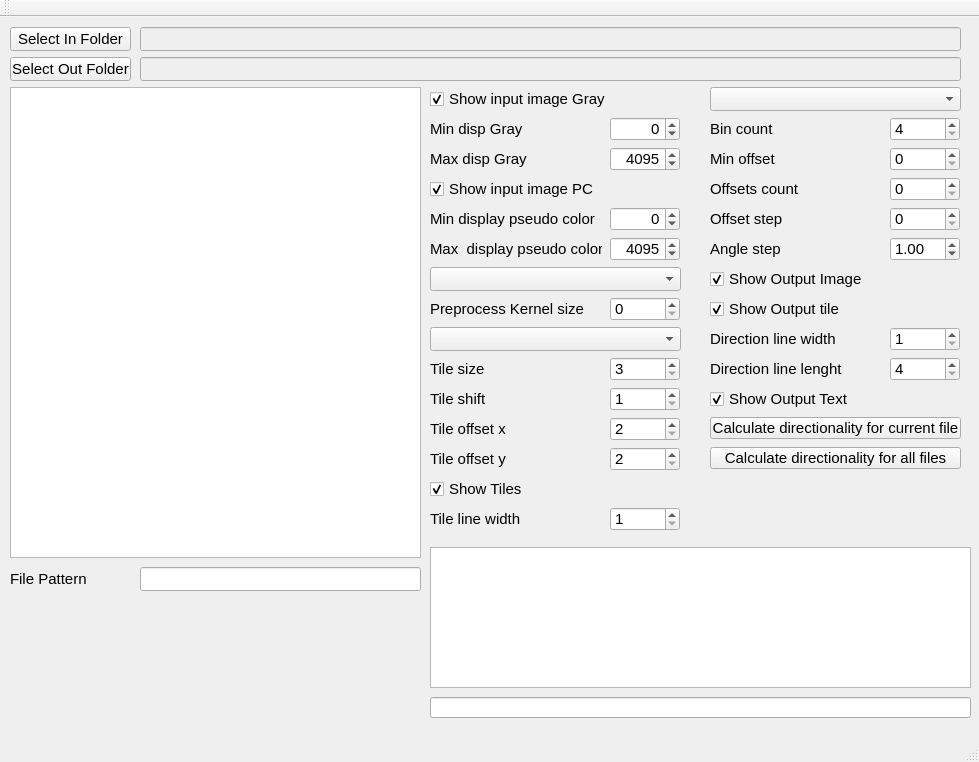
marcinkociolek/DirectionalityDetectionGui, file mainwindow.ui: the form before one commit.
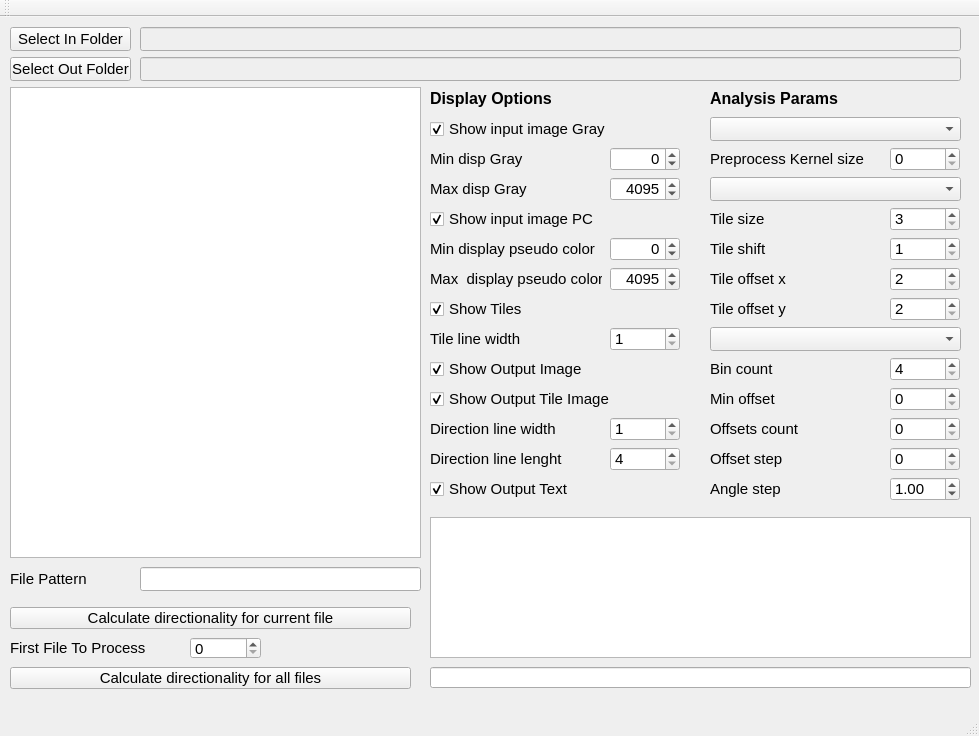
The form after the commit.

Commit message: Finalizing interface

Diff of the .ui file:
```diff
--- a/mainwindow.ui
+++ b/mainwindow.ui
@@ -7,7 +7,7 @@
     <x>0</x>
     <y>0</y>
     <width>979</width>
-    <height>762</height>
+    <height>736</height>
    </rect>
   </property>
   <property name="font">
@@ -85,7 +85,7 @@
     <property name="geometry">
      <rect>
       <x>430</x>
-      <y>70</y>
+      <y>100</y>
       <width>181</width>
       <height>24</height>
      </rect>
@@ -101,7 +101,7 @@
     <property name="geometry">
      <rect>
       <x>430</x>
-      <y>160</y>
+      <y>190</y>
       <width>181</width>
       <height>24</height>
      </rect>
@@ -117,7 +117,7 @@
     <property name="geometry">
      <rect>
       <x>610</x>
-      <y>190</y>
+      <y>220</y>
       <width>70</width>
       <height>24</height>
      </rect>
@@ -144,7 +144,7 @@
     <property name="geometry">
      <rect>
       <x>610</x>
-      <y>100</y>
+      <y>130</y>
       <width>70</width>
       <height>24</height>
      </rect>
@@ -171,7 +171,7 @@
     <property name="geometry">
      <rect>
       <x>430</x>
-      <y>130</y>
+      <y>160</y>
       <width>172</width>
       <height>24</height>
      </rect>
@@ -189,7 +189,7 @@
     <property name="geometry">
      <rect>
       <x>430</x>
-      <y>220</y>
+      <y>250</y>
       <width>172</width>
       <height>24</height>
      </rect>
@@ -207,7 +207,7 @@
     <property name="geometry">
      <rect>
       <x>430</x>
-      <y>100</y>
+      <y>130</y>
       <width>172</width>
       <height>24</height>
      </rect>
@@ -228,7 +228,7 @@
     <property name="geometry">
      <rect>
       <x>610</x>
-      <y>220</y>
+      <y>250</y>
       <width>70</width>
       <height>24</height>
      </rect>
@@ -255,7 +255,7 @@
     <property name="geometry">
      <rect>
       <x>610</x>
-      <y>130</y>
+      <y>160</y>
       <width>70</width>
       <height>24</height>
      </rect>
@@ -282,7 +282,7 @@
     <property name="geometry">
      <rect>
       <x>430</x>
-      <y>190</y>
+      <y>220</y>
       <width>172</width>
       <height>24</height>
      </rect>
@@ -302,8 +302,8 @@
    <widget class="QComboBox" name="comboBoxPreprocessType">
     <property name="geometry">
      <rect>
-      <x>430</x>
-      <y>250</y>
+      <x>710</x>
+      <y>100</y>
       <width>251</width>
       <height>24</height>
      </rect>
@@ -312,8 +312,8 @@
    <widget class="QComboBox" name="comboBoxTileShape">
     <property name="geometry">
      <rect>
-      <x>430</x>
-      <y>310</y>
+      <x>710</x>
+      <y>160</y>
       <width>251</width>
       <height>24</height>
      </rect>
@@ -322,8 +322,8 @@
    <widget class="QSpinBox" name="spinBoxPreprocessKernelSize">
     <property name="geometry">
      <rect>
-      <x>610</x>
-      <y>280</y>
+      <x>890</x>
+      <y>130</y>
       <width>70</width>
       <height>24</height>
      </rect>
@@ -337,8 +337,8 @@
    <widget class="QLabel" name="labelMaxPreprocessKernelSize">
     <property name="geometry">
      <rect>
-      <x>430</x>
-      <y>280</y>
+      <x>710</x>
+      <y>130</y>
       <width>172</width>
       <height>24</height>
      </rect>
@@ -355,8 +355,8 @@
    <widget class="QLabel" name="labelTileSize">
     <property name="geometry">
      <rect>
-      <x>430</x>
-      <y>340</y>
+      <x>710</x>
+      <y>190</y>
       <width>172</width>
       <height>24</height>
      </rect>
@@ -376,8 +376,8 @@
    <widget class="QLabel" name="labelOffsetY">
     <property name="geometry">
      <rect>
-      <x>430</x>
-      <y>430</y>
+      <x>710</x>
+      <y>280</y>
       <width>172</width>
       <height>24</height>
      </rect>
@@ -394,8 +394,8 @@
    <widget class="QLabel" name="labelOffsetX">
     <property name="geometry">
      <rect>
-      <x>430</x>
-      <y>400</y>
+      <x>710</x>
+      <y>250</y>
       <width>172</width>
       <height>24</height>
      </rect>
@@ -415,8 +415,8 @@
    <widget class="QLabel" name="labelShift">
     <property name="geometry">
      <rect>
-      <x>430</x>
-      <y>370</y>
+      <x>710</x>
+      <y>220</y>
       <width>172</width>
       <height>24</height>
      </rect>
@@ -437,7 +437,7 @@
     <property name="geometry">
      <rect>
       <x>430</x>
-      <y>460</y>
+      <y>280</y>
       <width>181</width>
       <height>24</height>
      </rect>
@@ -453,7 +453,7 @@
     <property name="geometry">
      <rect>
       <x>430</x>
-      <y>490</y>
+      <y>310</y>
       <width>172</width>
       <height>24</height>
      </rect>
@@ -470,27 +470,11 @@
      <string>&lt;html&gt;&lt;head/&gt;&lt;body&gt;&lt;p&gt;Tile line width&lt;/p&gt;&lt;/body&gt;&lt;/html&gt;</string>
     </property>
    </widget>
-   <widget class="QCheckBox" name="CheckBoxShowDirection">
-    <property name="geometry">
-     <rect>
-      <x>710</x>
-      <y>250</y>
-      <width>181</width>
-      <height>24</height>
-     </rect>
-    </property>
-    <property name="text">
-     <string>Show Output Image</string>
-    </property>
-    <property name="checked">
-     <bool>true</bool>
-    </property>
-   </widget>
    <widget class="QLabel" name="labelDirectionLineWidth">
     <property name="geometry">
      <rect>
-      <x>710</x>
-      <y>310</y>
+      <x>430</x>
+      <y>400</y>
       <width>172</width>
       <height>24</height>
      </rect>
@@ -511,7 +495,7 @@
     <property name="geometry">
      <rect>
       <x>710</x>
-      <y>130</y>
+      <y>370</y>
       <width>172</width>
       <height>24</height>
      </rect>
@@ -532,7 +516,7 @@
     <property name="geometry">
      <rect>
       <x>710</x>
-      <y>160</y>
+      <y>400</y>
       <width>172</width>
       <height>24</height>
      </rect>
@@ -553,7 +537,7 @@
     <property name="geometry">
      <rect>
       <x>710</x>
-      <y>190</y>
+      <y>430</y>
       <width>172</width>
       <height>24</height>
      </rect>
@@ -574,7 +558,7 @@
     <property name="geometry">
      <rect>
       <x>710</x>
-      <y>70</y>
+      <y>310</y>
       <width>251</width>
       <height>24</height>
      </rect>
@@ -584,7 +568,7 @@
     <property name="geometry">
      <rect>
       <x>710</x>
-      <y>100</y>
+      <y>340</y>
       <width>172</width>
       <height>24</height>
      </rect>
@@ -604,8 +588,8 @@
    <widget class="QLabel" name="labelDirectionLileLength">
     <property name="geometry">
      <rect>
-      <x>710</x>
-      <y>340</y>
+      <x>430</x>
+      <y>430</y>
       <width>172</width>
       <height>24</height>
      </rect>
@@ -625,8 +609,8 @@
    <widget class="QSpinBox" name="spinBoxTileSize">
     <property name="geometry">
      <rect>
-      <x>610</x>
-      <y>340</y>
+      <x>890</x>
+      <y>190</y>
       <width>70</width>
       <height>24</height>
      </rect>
@@ -643,8 +627,8 @@
    <widget class="QSpinBox" name="spinBoxTileOffsetX">
     <property name="geometry">
      <rect>
-      <x>610</x>
-      <y>400</y>
+      <x>890</x>
+      <y>250</y>
       <width>70</width>
       <height>24</height>
      </rect>
@@ -661,8 +645,8 @@
    <widget class="QSpinBox" name="spinBoxTileOffsetY">
     <property name="geometry">
      <rect>
-      <x>610</x>
-      <y>430</y>
+      <x>890</x>
+      <y>280</y>
       <width>70</width>
       <height>24</height>
      </rect>
@@ -679,8 +663,8 @@
    <widget class="QSpinBox" name="spinBoxTileShift">
     <property name="geometry">
      <rect>
-      <x>610</x>
-      <y>370</y>
+      <x>890</x>
+      <y>220</y>
       <width>70</width>
       <height>24</height>
      </rect>
@@ -698,7 +682,7 @@
     <property name="geometry">
      <rect>
       <x>610</x>
-      <y>490</y>
+      <y>310</y>
       <width>70</width>
       <height>24</height>
      </rect>
@@ -718,8 +702,8 @@
    <widget class="QSpinBox" name="spinBoxDirectionLineWidth">
     <property name="geometry">
      <rect>
-      <x>890</x>
-      <y>310</y>
+      <x>610</x>
+      <y>400</y>
       <width>70</width>
       <height>24</height>
      </rect>
@@ -739,8 +723,8 @@
    <widget class="QSpinBox" name="spinBoxDirectionLineLenght">
     <property name="geometry">
      <rect>
-      <x>890</x>
-      <y>340</y>
+      <x>610</x>
+      <y>430</y>
       <width>70</width>
       <height>24</height>
      </rect>
@@ -761,7 +745,7 @@
     <property name="geometry">
      <rect>
       <x>890</x>
-      <y>100</y>
+      <y>340</y>
       <width>70</width>
       <height>24</height>
      </rect>
@@ -788,7 +772,7 @@
     <property name="geometry">
      <rect>
       <x>890</x>
-      <y>130</y>
+      <y>370</y>
       <width>70</width>
       <height>24</height>
      </rect>
@@ -803,7 +787,7 @@
     <property name="geometry">
      <rect>
       <x>890</x>
-      <y>160</y>
+      <y>400</y>
       <width>70</width>
       <height>24</height>
      </rect>
@@ -818,7 +802,7 @@
     <property name="geometry">
      <rect>
       <x>890</x>
-      <y>190</y>
+      <y>430</y>
       <width>70</width>
       <height>24</height>
      </rect>
@@ -833,7 +817,7 @@
     <property name="geometry">
      <rect>
       <x>710</x>
-      <y>220</y>
+      <y>460</y>
       <width>172</width>
       <height>24</height>
      </rect>
@@ -854,7 +838,7 @@
     <property name="geometry">
      <rect>
       <x>890</x>
-      <y>220</y>
+      <y>460</y>
       <width>70</width>
       <height>24</height>
      </rect>
@@ -897,8 +881,8 @@
    <widget class="QCheckBox" name="CheckBoxShowOutputText">
     <property name="geometry">
      <rect>
-      <x>710</x>
-      <y>370</y>
+      <x>430</x>
+      <y>460</y>
       <width>181</width>
       <height>24</height>
      </rect>
@@ -910,27 +894,11 @@
      <bool>true</bool>
     </property>
    </widget>
-   <widget class="QCheckBox" name="CheckBoxShowOutputTile">
-    <property name="geometry">
-     <rect>
-      <x>710</x>
-      <y>280</y>
-      <width>181</width>
-      <height>24</height>
-     </rect>
-    </property>
-    <property name="text">
-     <string>Show Output tile</string>
-    </property>
-    <property name="checked">
-     <bool>true</bool>
-    </property>
-   </widget>
    <widget class="QTextEdit" name="textEditOutput">
     <property name="geometry">
      <rect>
       <x>430</x>
-      <y>530</y>
+      <y>500</y>
       <width>541</width>
       <height>141</height>
      </rect>
@@ -939,9 +907,9 @@
    <widget class="QPushButton" name="pushButtonCalculateDorectionality">
     <property name="geometry">
      <rect>
-      <x>710</x>
-      <y>400</y>
-      <width>251</width>
+      <x>10</x>
+      <y>590</y>
+      <width>401</width>
       <height>22</height>
      </rect>
     </property>
@@ -952,9 +920,9 @@
    <widget class="QPushButton" name="pushButtonCalculateDirectionalityForAll">
     <property name="geometry">
      <rect>
-      <x>710</x>
-      <y>430</y>
-      <width>251</width>
+      <x>10</x>
+      <y>650</y>
+      <width>401</width>
       <height>22</height>
      </rect>
     </property>
@@ -966,12 +934,110 @@
     <property name="geometry">
      <rect>
       <x>430</x>
-      <y>680</y>
+      <y>650</y>
       <width>541</width>
       <height>21</height>
      </rect>
     </property>
    </widget>
+   <widget class="QSpinBox" name="spinBoxFirstFileToProcess">
+    <property name="geometry">
+     <rect>
+      <x>190</x>
+      <y>620</y>
+      <width>71</width>
+      <height>22</height>
+     </rect>
+    </property>
+    <property name="maximum">
+     <number>1000</number>
+    </property>
+   </widget>
+   <widget class="QLabel" name="labelFirstFileToProcess">
+    <property name="geometry">
+     <rect>
+      <x>10</x>
+      <y>620</y>
+      <width>171</width>
+      <height>22</height>
+     </rect>
+    </property>
+    <property name="text">
+     <string>First File To Process</string>
+    </property>
+   </widget>
+   <widget class="QCheckBox" name="CheckBoxShowOutputImage">
+    <property name="geometry">
+     <rect>
+      <x>430</x>
+      <y>340</y>
+      <width>181</width>
+      <height>24</height>
+     </rect>
+    </property>
+    <property name="text">
+     <string>Show Output Image</string>
+    </property>
+    <property name="checked">
+     <bool>true</bool>
+    </property>
+   </widget>
+   <widget class="QCheckBox" name="CheckBoxShowOutputTileImage">
+    <property name="geometry">
+     <rect>
+      <x>430</x>
+      <y>370</y>
+      <width>181</width>
+      <height>24</height>
+     </rect>
+    </property>
+    <property name="text">
+     <string>Show Output Tile Image</string>
+    </property>
+    <property name="checked">
+     <bool>true</bool>
+    </property>
+   </widget>
+   <widget class="QLabel" name="labelDispalyoptions">
+    <property name="geometry">
+     <rect>
+      <x>430</x>
+      <y>70</y>
+      <width>241</width>
+      <height>22</height>
+     </rect>
+    </property>
+    <property name="font">
+     <font>
+      <pointsize>12</pointsize>
+      <weight>75</weight>
+      <bold>true</bold>
+     </font>
+    </property>
+    <property name="text">
+     <string>Display Options</string>
+    </property>
+   </widget>
+   <widget class="QLabel" name="labelAnalysisParams">
+    <property name="geometry">
+     <rect>
+      <x>710</x>
+      <y>70</y>
+      <width>241</width>
+      <height>22</height>
+     </rect>
+    </property>
+    <property name="font">
+     <font>
+      <pointsize>12</pointsize>
+      <weight>75</weight>
+      <bold>true</bold>
+     </font>
+    </property>
+    <property name="text">
+     <string>Analysis Params</string>
+    </property>
+   </widget>
   </widget>
   <widget class="QMenuBar" name="menuBar">
    <property name="geometry">
```
The commit also changes 5 other files.
